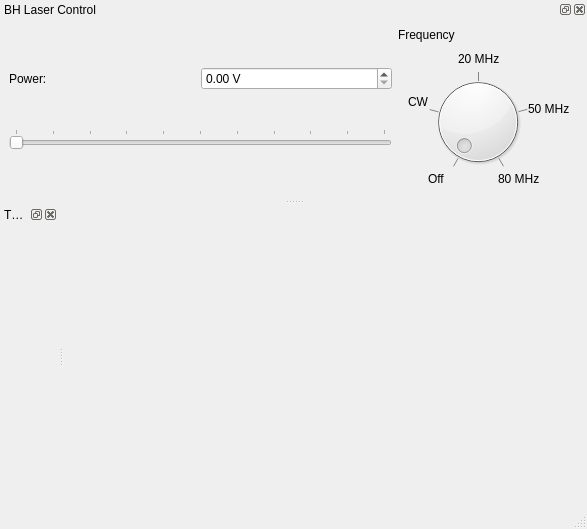
Above: src/qudi/gui/laser/laser_controller.ui from tugatoconhelado/Qoptics_exp before the change. Below: the same form after it.
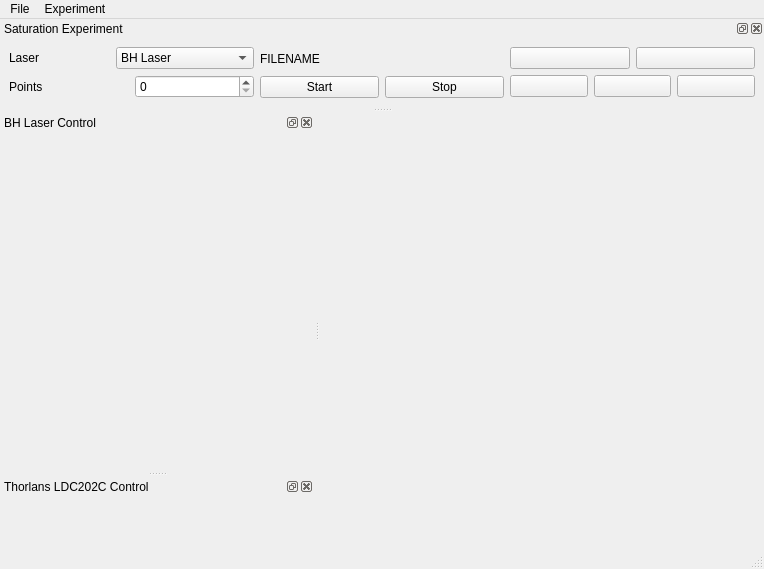
That is the form after the change. Icons and pictures are not drawn. Custom widgets are drawn as their Qt base class.

The edit to the form file:
```diff
--- a/src/qudi/gui/laser/laser_controller.ui
+++ b/src/qudi/gui/laser/laser_controller.ui
@@ -6,226 +6,280 @@
    <rect>
     <x>0</x>
     <y>0</y>
-    <width>587</width>
-    <height>529</height>
+    <width>764</width>
+    <height>569</height>
    </rect>
   </property>
   <property name="windowTitle">
    <string>MainWindow</string>
   </property>
   <widget class="QWidget" name="centralwidget">
-   <layout class="QHBoxLayout" name="horizontalLayout_2" stretch=""/>
+   <layout class="QHBoxLayout" name="horizontalLayout_3">
+    <item>
+     <widget class="PlotWidget" name="saturation_plot" native="true"/>
+    </item>
+   </layout>
   </widget>
   <widget class="QMenuBar" name="menubar">
    <property name="geometry">
     <rect>
      <x>0</x>
      <y>0</y>
-     <width>587</width>
-     <height>21</height>
+     <width>764</width>
+     <height>43</height>
     </rect>
    </property>
+   <widget class="QMenu" name="menuFile">
+    <property name="title">
+     <string>File</string>
+    </property>
+    <addaction name="actionSave"/>
+    <addaction name="actionSave_As"/>
+    <addaction name="actionLoad"/>
+    <addaction name="actionExport"/>
+    <addaction name="separator"/>
+    <addaction name="actionQuit"/>
+   </widget>
+   <widget class="QMenu" name="menuExperiment">
+    <property name="title">
+     <string>Experiment</string>
+    </property>
+    <addaction name="actionStart"/>
+    <addaction name="separator"/>
+    <addaction name="actionStop"/>
+   </widget>
+   <addaction name="menuFile"/>
+   <addaction name="menuExperiment"/>
   </widget>
   <widget class="QStatusBar" name="statusbar"/>
-  <widget class="QDockWidget" name="dockWidget">
+  <widget class="QDockWidget" name="bh_laser_dockwidget">
+   <property name="minimumSize">
+    <size>
+     <width>314</width>
+     <height>188</height>
+    </size>
+   </property>
    <property name="windowTitle">
     <string>BH Laser Control</string>
    </property>
    <attribute name="dockWidgetArea">
-    <number>4</number>
+    <number>1</number>
    </attribute>
    <widget class="QWidget" name="dockWidgetContents">
-    <layout class="QHBoxLayout" name="horizontalLayout" stretch="7,2">
+    <layout class="QHBoxLayout" name="horizontalLayout" stretch=""/>
+   </widget>
+  </widget>
+  <widget class="QDockWidget" name="thorlabs_laser_dockwidget">
+   <property name="windowTitle">
+    <string>Thorlans LDC202C Control</string>
+   </property>
+   <attribute name="dockWidgetArea">
+    <number>1</number>
+   </attribute>
+   <widget class="QWidget" name="dockWidgetContents_2">
+    <layout class="QHBoxLayout" name="horizontalLayout_5"/>
+   </widget>
+  </widget>
+  <widget class="QDockWidget" name="saturation_experiment_dockwidget">
+   <property name="windowTitle">
+    <string>Saturation Experiment</string>
+   </property>
+   <attribute name="dockWidgetArea">
+    <number>4</number>
+   </attribute>
+   <widget class="QWidget" name="dockWidgetContents_3">
+    <layout class="QHBoxLayout" name="horizontalLayout_2" stretch="1,1,1">
      <item>
-      <layout class="QVBoxLayout" name="power_layout" stretch="1,1">
-       <property name="spacing">
-        <number>0</number>
-       </property>
+      <layout class="QVBoxLayout" name="experiment_layout" stretch="1,1">
        <item>
-        <layout class="QHBoxLayout" name="power_edit_layout">
+        <layout class="QHBoxLayout" name="laser_layout" stretch="1,1">
          <item>
           <widget class="QLabel" name="power_label">
            <property name="text">
-            <string>Power:</string>
+            <string>Laser</string>
            </property>
           </widget>
          </item>
          <item>
-          <widget class="QDoubleSpinBox" name="power_spinbox">
-           <property name="suffix">
-            <string> V</string>
-           </property>
-           <property name="maximum">
-            <double>10.000000000000000</double>
-           </property>
+          <widget class="QComboBox" name="laser_combobox">
+           <item>
+            <property name="text">
+             <string>BH Laser</string>
+            </property>
+           </item>
+           <item>
+            <property name="text">
+             <string>Thorlabs Red Laser</string>
+            </property>
+           </item>
           </widget>
          </item>
         </layout>
        </item>
        <item>
-        <layout class="QHBoxLayout" name="power_slider_layout">
+        <layout class="QHBoxLayout" name="points_layout" stretch="1,1">
          <item>
-          <widget class="QSlider" name="power_slider">
-           <property name="minimum">
-            <number>0</number>
-           </property>
-           <property name="maximum">
-            <number>1000</number>
-           </property>
-           <property name="singleStep">
-            <number>100</number>
-           </property>
-           <property name="pageStep">
-            <number>100</number>
-           </property>
-           <property name="orientation">
-            <enum>Qt::Horizontal</enum>
-           </property>
-           <property name="invertedAppearance">
-            <bool>false</bool>
-           </property>
-           <property name="tickPosition">
-            <enum>QSlider::TicksAbove</enum>
+          <widget class="QLabel" name="points_label">
+           <property name="text">
+            <string>Points</string>
            </property>
           </widget>
          </item>
+         <item>
+          <widget class="QSpinBox" name="points_spinbox"/>
+         </item>
         </layout>
        </item>
       </layout>
      </item>
      <item>
-      <layout class="QVBoxLayout" name="frequency_layout" stretch="1,3">
-       <property name="spacing">
-        <number>0</number>
-       </property>
+      <layout class="QVBoxLayout" name="verticalLayout" stretch="1,1">
        <item>
         <widget class="QLabel" name="frequency_label">
          <property name="text">
-          <string>Frequency</string>
+          <string>FILENAME</string>
          </property>
         </widget>
        </item>
        <item>
-        <widget class="QWidget" name="laser_frequency_widget" native="true">
-         <property name="minimumSize">
-          <size>
-           <width>180</width>
-           <height>148</height>
-          </size>
-         </property>
-         <property name="baseSize">
-          <size>
-           <width>271</width>
-           <height>160</height>
-          </size>
-         </property>
-         <property name="focusPolicy">
-          <enum>Qt::TabFocus</enum>
-         </property>
-         <widget class="QDial" name="frequency_dial">
-          <property name="geometry">
-           <rect>
-            <x>30</x>
-            <y>30</y>
-            <width>100</width>
-            <height>100</height>
-           </rect>
-          </property>
-          <property name="maximum">
-           <number>4</number>
-          </property>
-          <property name="pageStep">
-           <number>1</number>
-          </property>
-          <property name="wrapping">
-           <bool>false</bool>
-          </property>
-          <property name="notchesVisible">
-           <bool>true</bool>
-          </property>
-         </widget>
-         <widget class="QLabel" name="laser_cw_label">
-          <property name="geometry">
-           <rect>
-            <x>10</x>
-            <y>50</y>
-            <width>21</width>
-            <height>20</height>
-           </rect>
-          </property>
-          <property name="text">
-           <string>CW</string>
-          </property>
-         </widget>
-         <widget class="QLabel" name="laser_20MHz_label">
-          <property name="geometry">
-           <rect>
-            <x>60</x>
-            <y>10</y>
-            <width>47</width>
-            <height>13</height>
-           </rect>
-          </property>
-          <property name="text">
-           <string>20 MHz</string>
-          </property>
-         </widget>
-         <widget class="QLabel" name="laser_50MHz_label">
-          <property name="geometry">
-           <rect>
-            <x>130</x>
-            <y>60</y>
-            <width>47</width>
-            <height>13</height>
-           </rect>
-          </property>
-          <property name="text">
-           <string>50 MHz</string>
-          </property>
-         </widget>
-         <widget class="QLabel" name="laser_80MHz_label">
-          <property name="geometry">
-           <rect>
-            <x>100</x>
-            <y>130</y>
-            <width>47</width>
-            <height>13</height>
-           </rect>
-          </property>
-          <property name="text">
-           <string>80 MHz</string>
-          </property>
-         </widget>
-         <widget class="QLabel" name="laser_off_label">
-          <property name="geometry">
-           <rect>
-            <x>30</x>
-            <y>130</y>
-            <width>47</width>
-            <height>13</height>
-           </rect>
-          </property>
-          <property name="text">
-           <string>Off</string>
-          </property>
-         </widget>
-        </widget>
+        <layout class="QHBoxLayout" name="control_layout" stretch="1,1">
+         <item>
+          <widget class="QPushButton" name="start_button">
+           <property name="text">
+            <string>Start</string>
+           </property>
+          </widget>
+         </item>
+         <item>
+          <widget class="QPushButton" name="stop_button">
+           <property name="text">
+            <string>Stop</string>
+           </property>
+          </widget>
+         </item>
+        </layout>
+       </item>
+      </layout>
+     </item>
+     <item>
+      <layout class="QVBoxLayout" name="file_layout" stretch="1,1">
+       <item>
+        <layout class="QHBoxLayout" name="save_layout" stretch="1,1">
+         <item>
+          <widget class="QPushButton" name="save_button">
+           <property name="text">
+            <string/>
+           </property>
+           <property name="icon">
+            <iconset resource="../../../../artwork/qudi_icons.qrc">
+             <normaloff>:/icons/icons/save.png</normaloff>:/icons/icons/save.png</iconset>
+           </property>
+           <property name="shortcut">
+            <string>Ctrl+S, Ctrl+S, Ctrl+S</string>
+           </property>
+          </widget>
+         </item>
+         <item>
+          <widget class="QPushButton" name="delete_button">
+           <property name="text">
+            <string/>
+           </property>
+           <property name="icon">
+            <iconset resource="../../../../artwork/qudi_icons.qrc">
+             <normaloff>:/icons/icons/delete.png</normaloff>:/icons/icons/delete.png</iconset>
+           </property>
+          </widget>
+         </item>
+        </layout>
+       </item>
+       <item>
+        <layout class="QHBoxLayout" name="load_layout" stretch="1,1,1">
+         <item>
+          <widget class="QPushButton" name="load_button">
+           <property name="text">
+            <string/>
+           </property>
+           <property name="icon">
+            <iconset resource="../../../../artwork/qudi_icons.qrc">
+             <normaloff>:/icons/icons/load.png</normaloff>:/icons/icons/load.png</iconset>
+           </property>
+          </widget>
+         </item>
+         <item>
+          <widget class="QPushButton" name="previous_button">
+           <property name="text">
+            <string/>
+           </property>
+           <property name="icon">
+            <iconset resource="../../../../artwork/qudi_icons.qrc">
+             <normaloff>:/icons/icons/previous.png</normaloff>:/icons/icons/previous.png</iconset>
+           </property>
+          </widget>
+         </item>
+         <item>
+          <widget class="QPushButton" name="nex_button">
+           <property name="text">
+            <string/>
+           </property>
+           <property name="icon">
+            <iconset resource="../../../../artwork/qudi_icons.qrc">
+             <normaloff>:/icons/icons/next.png</normaloff>:/icons/icons/next.png</iconset>
+           </property>
+          </widget>
+         </item>
+        </layout>
        </item>
       </layout>
      </item>
     </layout>
    </widget>
   </widget>
-  <widget class="QDockWidget" name="dockWidget_2">
-   <property name="windowTitle">
-    <string>Thorlans LDC202C Control</string>
+  <action name="actionSave">
+   <property name="text">
+    <string>Save</string>
    </property>
-   <attribute name="dockWidgetArea">
-    <number>1</number>
-   </attribute>
-   <widget class="QWidget" name="dockWidgetContents_2"/>
-  </widget>
+  </action>
+  <action name="actionSave_As">
+   <property name="text">
+    <string>Save As</string>
+   </property>
+  </action>
+  <action name="actionLoad">
+   <property name="text">
+    <string>Load</string>
+   </property>
+  </action>
+  <action name="actionExport">
+   <property name="text">
+    <string>Export</string>
+   </property>
+  </action>
+  <action name="actionQuit">
+   <property name="text">
+    <string>Quit</string>
+   </property>
+  </action>
+  <action name="actionStart">
+   <property name="text">
+    <string>Start</string>
+   </property>
+  </action>
+  <action name="actionStop">
+   <property name="text">
+    <string>Stop</string>
+   </property>
+  </action>
  </widget>
- <resources/>
+ <customwidgets>
+  <customwidget>
+   <class>PlotWidget</class>
+   <extends>QWidget</extends>
+   <header>pyqtgraph</header>
+   <container>1</container>
+  </customwidget>
+ </customwidgets>
+ <resources>
+  <include location="../../../../artwork/qudi_icons.qrc"/>
+ </resources>
  <connections/>
 </ui>
```
Left out of the diff: 4 changed lines with no effect on the pictures.
